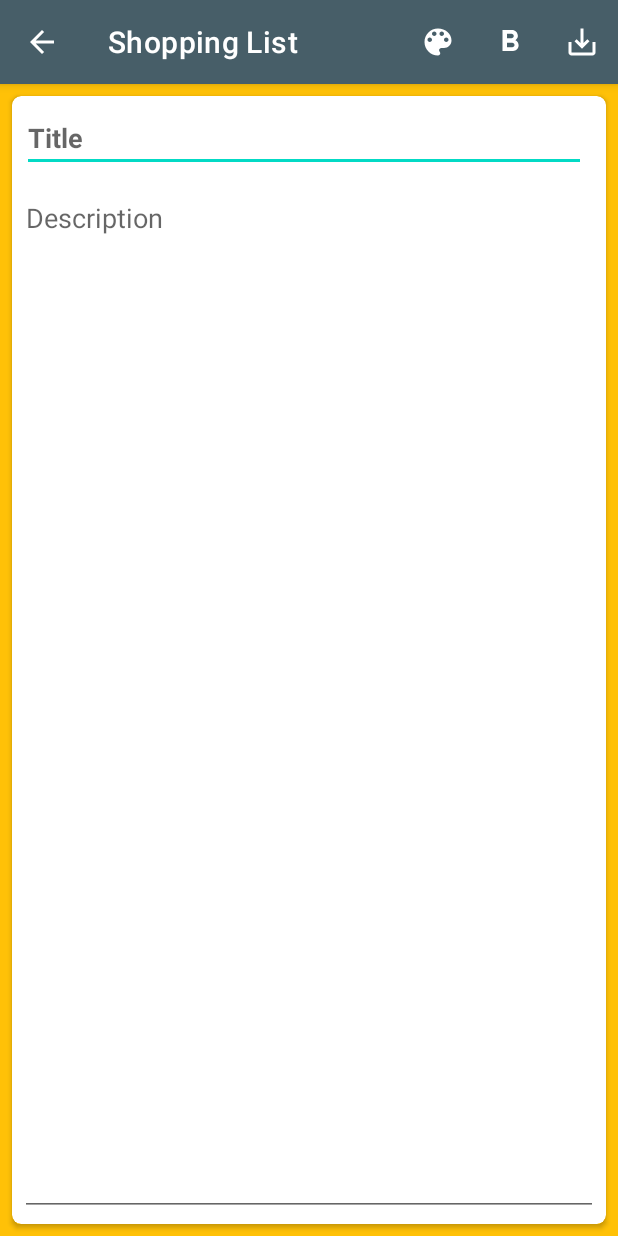
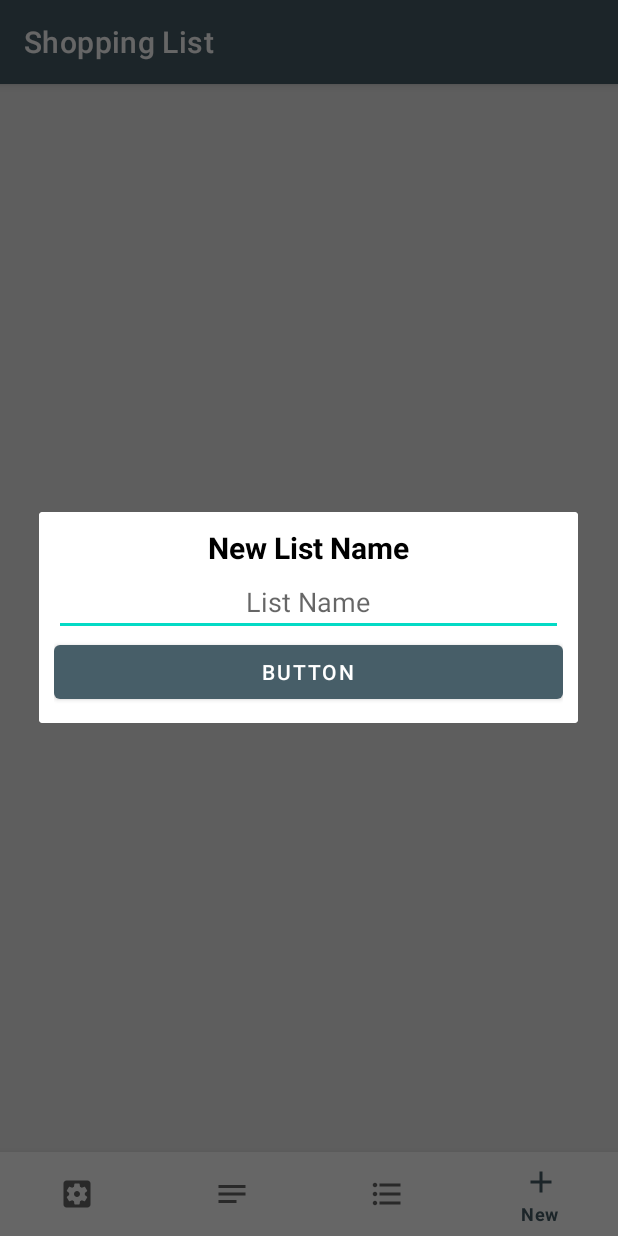
Before and after one commit to Feroc1ty/shopping_list, an Android app: the screen it shows after launch (NewNoteActivity before the commit, MainActivity after it), item 4 of the bottom bar chosen, on a phone screen of 412 x 824 dp. Run offline under Robolectric (Android 15) with nearby library versions, the light colour scheme and no system bars.

Commit message:
+ диалоговое alert окно с своей разметкой для создания списков с покупками

```diff
--- a/app/src/main/java/ru/zolotenkov/shopping_list/activities/MainActivity.kt
+++ b/app/src/main/java/ru/zolotenkov/shopping_list/activities/MainActivity.kt
@@ -5,10 +5,11 @@ import android.os.Bundle
 import android.widget.Toast
 import ru.zolotenkov.shopping_list.R
 import ru.zolotenkov.shopping_list.databinding.ActivityMainBinding
+import ru.zolotenkov.shopping_list.dialogs.NewListDialog
 import ru.zolotenkov.shopping_list.fragments.FragmentManager
 import ru.zolotenkov.shopping_list.fragments.NoteFragment
 
-class MainActivity : AppCompatActivity() {
+class MainActivity : AppCompatActivity(), NewListDialog.Listener {
     lateinit var binding: ActivityMainBinding               //Все элементы гл. экрана activity_main
 
 
@@ -32,11 +33,16 @@ class MainActivity : AppCompatActivity() {
                     Toast.makeText(this, "Pressed Shop List", Toast.LENGTH_SHORT).show()
                 }
                 R.id.new_item -> {
-                    FragmentManager.currentFrag?.onClickNew()
+                    NewListDialog.showDialog(this, this)
+                    //FragmentManager.currentFrag?.onClickNew()
                 }
             }
             true
         }
     }
 
+    override fun onClick(name: String) {
+        Toast.makeText(this, "Its OK", Toast.LENGTH_SHORT).show()
+    }
+
 }
--- /dev/null
+++ b/app/src/main/java/ru/zolotenkov/shopping_list/dialogs/NewListDialog.kt
@@ -0,0 +1,40 @@
+package ru.zolotenkov.shopping_list.dialogs
+
+import android.app.AlertDialog
+import android.content.Context
+import android.view.LayoutInflater
+import ru.zolotenkov.shopping_list.databinding.NewListDialogBinding
+
+/*
+Создаём AlertDialog из шаблона new_list_dialog
+ */
+object NewListDialog {
+    fun showDialog(context: Context, listener: Listener){
+        var dialog: AlertDialog? = null
+        val builder = AlertDialog.Builder(context)
+        val binding = NewListDialogBinding.inflate(LayoutInflater.from(context))
+        builder.setView(binding.root)
+        binding.apply {
+            bCreate.setOnClickListener {
+                val listname = edNewListName.text.toString()
+                if(listname.isNotEmpty()){
+                    listener.onClick(listname)
+                }
+                dialog?.dismiss()
+            }
+        }
+        dialog = builder.create()
+        /*
+        setBackgroundDrawable - убираем фон положив туда null
+         */
+        dialog.window?.setBackgroundDrawable(null)
+        dialog.show()
+    }
+    /*
+    слушатель нажатий. передаём текст из поля для последующей реализации записи
+     */
+    interface Listener{
+        fun onClick(name: String){
+        }
+    }
+}
--- /dev/null
+++ b/app/src/main/res/layout/new_list_dialog.xml
@@ -0,0 +1,47 @@
+<?xml version="1.0" encoding="utf-8"?>
+<androidx.constraintlayout.widget.ConstraintLayout xmlns:android="http://schemas.android.com/apk/res/android"
+    xmlns:app="http://schemas.android.com/apk/res-auto"
+    android:layout_width="match_parent"
+    android:layout_height="wrap_content">
+
+    <androidx.cardview.widget.CardView
+        android:layout_width="0dp"
+        android:layout_height="wrap_content"
+        app:layout_constraintBottom_toBottomOf="parent"
+        app:layout_constraintEnd_toEndOf="parent"
+        app:layout_constraintStart_toStartOf="parent"
+        app:layout_constraintTop_toTopOf="parent">
+
+        <LinearLayout
+            android:layout_width="match_parent"
+            android:layout_height="wrap_content"
+            android:orientation="vertical"
+            android:padding="10dp">
+
+            <TextView
+                android:id="@+id/textView"
+                android:layout_width="match_parent"
+                android:layout_height="wrap_content"
+                android:gravity="center"
+                android:text="@string/new_list"
+                android:textColor="#000000"
+                android:textSize="20sp"
+                android:textStyle="bold" />
+
+            <EditText
+                android:id="@+id/edNewListName"
+                android:layout_width="match_parent"
+                android:layout_height="wrap_content"
+                android:ems="10"
+                android:gravity="center"
+                android:hint="@string/list_name"
+                android:inputType="textPersonName" />
+
+            <Button
+                android:id="@+id/bCreate"
+                android:layout_width="match_parent"
+                android:layout_height="wrap_content"
+                android:text="Button" />
+        </LinearLayout>
+    </androidx.cardview.widget.CardView>
+</androidx.constraintlayout.widget.ConstraintLayout>
--- a/app/src/main/res/values/strings.xml
+++ b/app/src/main/res/values/strings.xml
@@ -7,4 +7,6 @@
     <!-- TODO: Remove or change this placeholder text -->
     <string name="titleHint">Title</string>
     <string name="descriptionHint">Description</string>
+    <string name="new_list">New List Name</string>
+    <string name="list_name">List Name</string>
 </resources>
```
